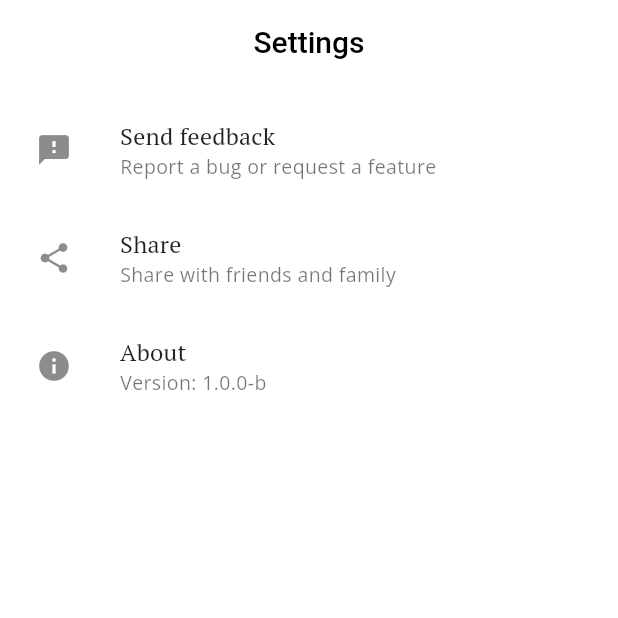
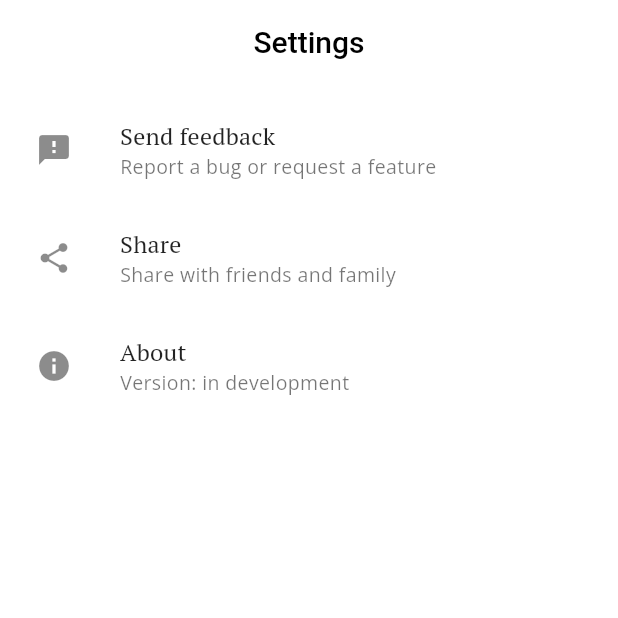
Before and after one commit to marcaureln/meditations, a Flutter app: the screen it shows after launch, item 2 of the bottom bar chosen, on a phone screen of 412 x 824 dp, the top half of it. Run offline on Flutter 3.47's test engine with Material 2 defaults, Android fonts, the phone set to English and light mode, and no system bars; our stand-ins replace google_fonts, sembast, webview_flutter; missing offline and left inert: clipboard.

Commit message:
add new colors

```diff
--- a/lib/theme/colors.dart
+++ b/lib/theme/colors.dart
@@ -6,4 +6,6 @@ class MyColors {
   static const white = Color(0xffffffff);
   static const black = Color(0xff000000);
   static const darkCharcoal = Color(0xff333333);
+  static const graniteGray = Color(0xff666666);
+  static const chineseSilver = Color(0xffcccccc);
 }
--- a/lib/views/settings.dart
+++ b/lib/views/settings.dart
@@ -10,7 +10,7 @@ class Settings extends StatefulWidget {
 }
 
 class _SettingsState extends State<Settings> {
-  static const String _currentVersion = '1.0.0-b';
+  static const String _currentVersion = 'in development';
 
   @override
   Widget build(BuildContext context) {
```
